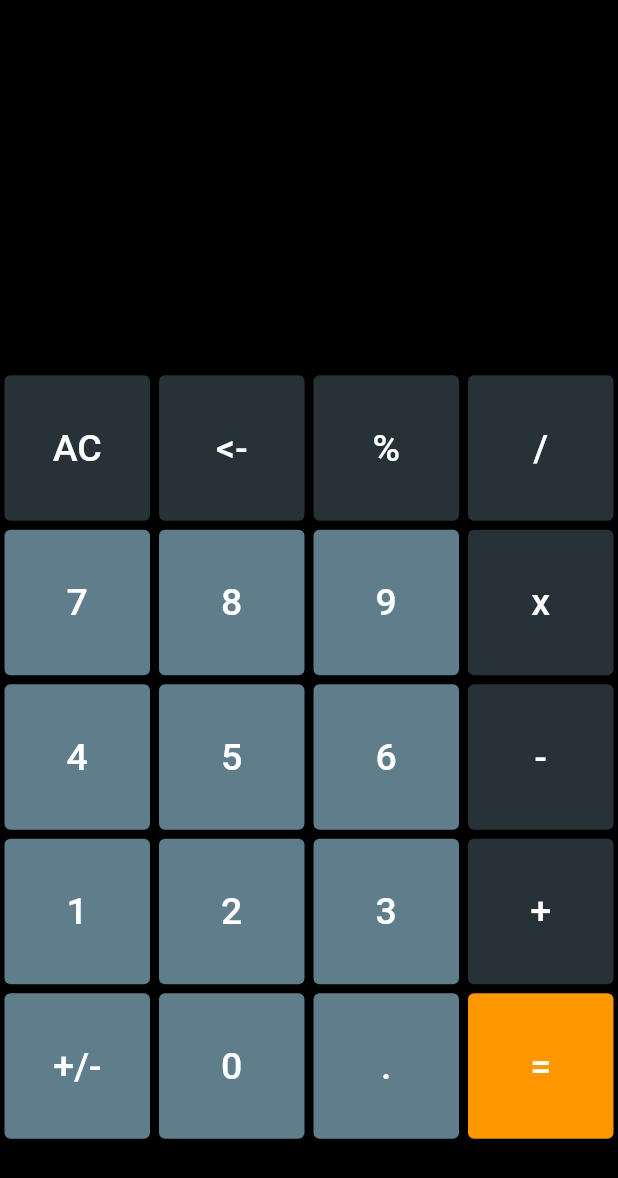
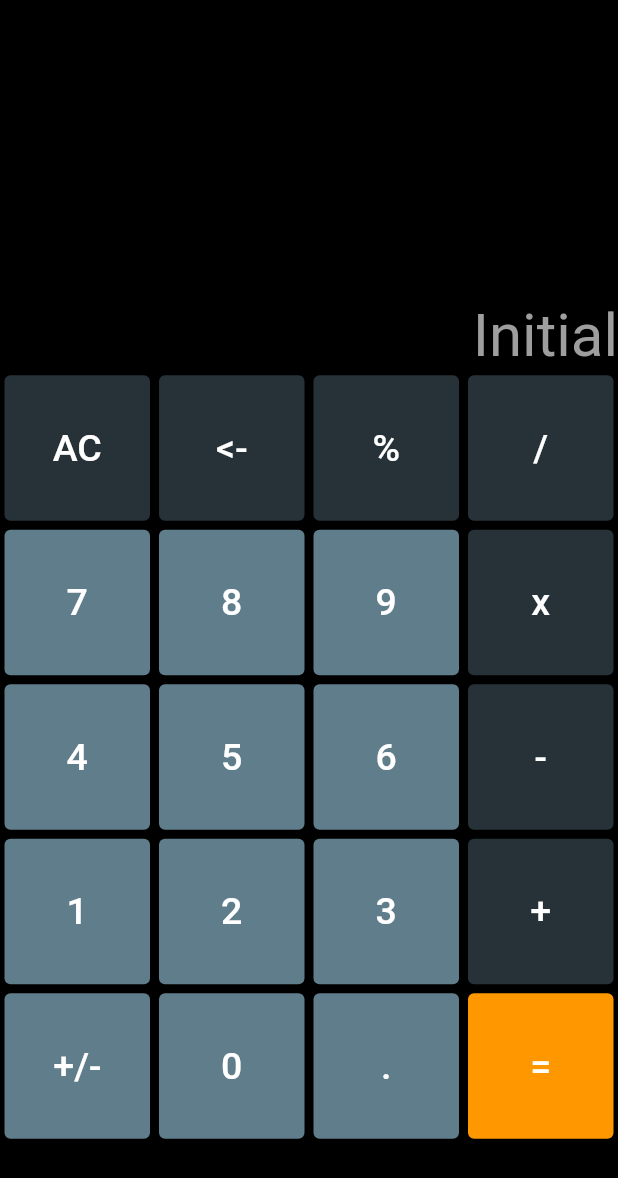
Before and after one commit to mittalayush1430/calculator, a Flutter app: the screen it shows after launch, on a phone screen of 412 x 824 dp. Shown: the top 1178 px of the screen. Run offline on Flutter 3.47's test engine with Material 2 defaults, Android fonts, the phone set to English and light mode, and no system bars; our stand-ins replace flutter_riverpod, hooks_riverpod, math_expressions.

Commit message:
refactored code to riverpod

```diff
--- a/lib/data/model/button_model.dart
+++ b/lib/app/calculator/data/model/button_model.dart
@@ -1,4 +1,3 @@
-import 'package:calculator/constants.dart';
 import 'package:flutter/material.dart';
 
 class ButtonModel {
--- /dev/null
+++ b/lib/app/calculator/presentation/screens/calculator_screen.dart
@@ -0,0 +1,24 @@
+import 'package:calculator/app/calculator/presentation/theme/colors.dart';
+import 'package:calculator/app/calculator/presentation/widgets/button_grid.dart';
+import 'package:calculator/app/calculator/presentation/widgets/result_text.dart';
+import 'package:flutter/material.dart';
+
+class CalculatorScreen extends StatelessWidget {
+  const CalculatorScreen({Key? key}) : super(key: key);
+
+  @override
+  Widget build(BuildContext context) {
+    return Scaffold(
+      backgroundColor: MyColors.black,
+      body: SizedBox(
+        child: Column(
+          mainAxisAlignment: MainAxisAlignment.spaceBetween,
+          children: const [
+            ResultText(),
+            ButtonGrid(),
+          ],
+        ),
+      ),
+    );
+  }
+}
--- /dev/null
+++ b/lib/app/calculator/presentation/theme/colors.dart
@@ -0,0 +1,8 @@
+import 'package:flutter/material.dart';
+
+class MyColors {
+  static const Color blueGrey = Colors.blueGrey;
+  static const Color white = Colors.white;
+  static const Color black = Colors.black;
+  static const Color orange = Colors.orange;
+}
--- /dev/null
+++ b/lib/app/calculator/presentation/theme/styles.dart
@@ -0,0 +1,3 @@
+import 'package:flutter/material.dart';
+
+const resultTextStyle = TextStyle(color: Colors.grey, fontSize: 40.0);
--- /dev/null
+++ b/lib/app/calculator/presentation/widgets/button_grid.dart
@@ -0,0 +1,30 @@
+import 'package:calculator/app/calculator/presentation/theme/colors.dart';
+import 'package:calculator/app/calculator/utilities/common_widgets.dart';
+import 'package:calculator/app/calculator/utilities/constants.dart';
+import 'package:flutter/material.dart';
+
+class ButtonGrid extends StatelessWidget {
+  const ButtonGrid({Key? key}) : super(key: key);
+
+  @override
+  Widget build(BuildContext context) {
+    return Expanded(
+      flex: 7,
+      child: GridView.builder(
+        // physics: const NeverScrollableScrollPhysics(),
+        itemCount: buttonModelList.length,
+        gridDelegate: const SliverGridDelegateWithFixedCrossAxisCount(
+          crossAxisCount: 4,
+        ),
+        itemBuilder: (context, index) {
+          final button = buttonModelList[index];
+          return BaseButtonTemplate(
+            text: button.text,
+            buttonColor: button.color,
+            textColor: MyColors.white,
+          );
+        },
+      ),
+    );
+  }
+}
--- /dev/null
+++ b/lib/app/calculator/presentation/widgets/result_text.dart
@@ -0,0 +1,25 @@
+import 'package:calculator/app/calculator/logic/providers.dart';
+import 'package:calculator/app/calculator/presentation/theme/styles.dart';
+import 'package:flutter/material.dart';
+import 'package:hooks_riverpod/hooks_riverpod.dart';
+
+class ResultText extends ConsumerWidget {
+  const ResultText({Key? key}) : super(key: key);
+
+  @override
+  Widget build(BuildContext context, ScopedReader watch) {
+    final resultText = watch(resultTextProvider);
+    return Expanded(
+      flex: 3,
+      child: Container(
+        alignment: Alignment.bottomRight,
+        color: Colors.black,
+        child: Text(
+          resultText,
+          textAlign: TextAlign.end,
+          style: resultTextStyle,
+        ),
+      ),
+    );
+  }
+}
--- a/lib/common_widgets.dart
+++ b/lib/app/calculator/utilities/common_widgets.dart
@@ -1,24 +1,25 @@
+import 'package:calculator/app/calculator/logic/providers.dart';
 import 'package:flutter/material.dart';
+import 'package:hooks_riverpod/hooks_riverpod.dart';
 
-class BaseButtonTemplate extends StatelessWidget {
+class BaseButtonTemplate extends ConsumerWidget {
   const BaseButtonTemplate({
     Key? key,
     required this.text,
     required this.buttonColor,
     required this.textColor,
-    required this.callBack,
   }) : super(key: key);
   final String text;
   final Color buttonColor;
   final Color textColor;
-  final Function(String text) callBack;
 
   @override
-  Widget build(BuildContext context) {
+  Widget build(BuildContext context, ScopedReader watch) {
     return Container(
       padding: const EdgeInsets.all(3.0),
       child: TextButton(
-        onPressed: () => callBack(text),
+        onPressed: () =>
+            context.read(resultTextProvider.notifier).updateString(text),
         style: TextButton.styleFrom(
           backgroundColor: buttonColor,
           primary: Colors.white,
--- a/lib/constants.dart
+++ b/lib/app/calculator/utilities/constants.dart
@@ -1,10 +1,7 @@
-import 'package:calculator/data/model/button_model.dart';
+import 'package:calculator/app/calculator/data/model/button_model.dart';
+import 'package:calculator/app/calculator/presentation/theme/colors.dart';
 import 'package:flutter/material.dart';
 
-Color blueGrey = Colors.blueGrey;
-Color white = Colors.white;
-Color black = Colors.black;
-Color orange = Colors.orange;
 const List<String> buttonList = [
   'AC',
   '<-',
@@ -25,7 +22,7 @@ const List<String> buttonList = [
   '+/-',
   '0',
   '.',
-  '='
+  '=',
 ];
 
 const List<String> errorList = [
@@ -39,7 +36,10 @@ const List<String> errorList = [
 
 List<ButtonModel> buttonModelList = buttonList.map((text) {
   if (['='].contains(text)) {
-    return ButtonModel(text: text, color: orange);
+    return ButtonModel(
+      text: text,
+      color: MyColors.orange,
+    );
   } else if (![
     '1',
     '2',
--- a/lib/calculator_screen.dart
+++ /dev/null
@@ -1,100 +0,0 @@
-import 'dart:math';
-
-import 'package:flutter/material.dart';
-import 'package:math_expressions/math_expressions.dart';
-import 'common_widgets.dart';
-import 'constants.dart';
-
-class CalculatorScreen extends StatefulWidget {
-  const CalculatorScreen({Key? key}) : super(key: key);
-
-  @override
-  _CalculatorScreenState createState() => _CalculatorScreenState();
-}
-
-class _CalculatorScreenState extends State<CalculatorScreen> {
-  String text = '';
-  bool isError = false;
-  void updateScreen(String value) {
-    try {
-      if (value == 'AC') {
-        setState(() => text = '');
-      } else if (value == '=') {
-        final parser = Parser();
-        final cm = ContextModel();
-        if (text.contains("%")) {
-          text = text.replaceAll('%', '/100');
-        }
-        if (text.contains("x")) {
-          text = text.replaceAll('x', '*');
-        }
-        final exp = parser.parse(text);
-        final eval = exp.evaluate(EvaluationType.REAL, cm);
-        setState(() => text = eval.toInt().toString());
-      } else if (value == '<-' && text != '') {
-        setState(() => text = text.substring(0, text.length - 1));
-      } else {
-        if (isError) {
-          setState(() {
-            text = "";
-            isError = false;
-          });
-        }
-        setState(() => text += value);
-      }
-    } catch (e) {
-      debugPrint("Error Occured $e");
-      final r = Random();
-      setState(() {
-        text = errorList[r.nextInt(errorList.length)];
-        isError = true;
-      });
-    }
-  }
-
-  @override
-  Widget build(BuildContext context) {
-    return Scaffold(
-      backgroundColor: black,
-      body: Column(
-        mainAxisAlignment: MainAxisAlignment.spaceBetween,
-        children: [
-          Expanded(
-            flex: 3,
-            child: Container(
-              alignment: Alignment.bottomRight,
-              color: Colors.black,
-              child: Text(
-                text,
-                textAlign: TextAlign.end,
-                style: const TextStyle(
-                  color: Colors.grey,
-                  fontSize: 40.0,
-                ),
-              ),
-            ),
-          ),
-          Expanded(
-            flex: 7,
-            child: GridView.builder(
-              physics: const NeverScrollableScrollPhysics(),
-              itemCount: buttonModelList.length,
-              gridDelegate: const SliverGridDelegateWithFixedCrossAxisCount(
-                crossAxisCount: 4,
-              ),
-              itemBuilder: (context, index) {
-                final button = buttonModelList[index];
-                return BaseButtonTemplate(
-                  text: button.text,
-                  buttonColor: button.color,
-                  textColor: white,
-                  callBack: updateScreen,
-                );
-              },
-            ),
-          ),
-        ],
-      ),
-    );
-  }
-}
--- a/lib/main.dart
+++ b/lib/main.dart
@@ -1,7 +1,8 @@
-import 'package:calculator/calculator_screen.dart';
+import 'package:calculator/app/calculator/presentation/screens/calculator_screen.dart';
 import 'package:flutter/material.dart';
+import 'package:flutter_riverpod/flutter_riverpod.dart';
 
-void main() => runApp(const Calculator());
+void main() => runApp(const ProviderScope(child: Calculator()));
 
 class Calculator extends StatelessWidget {
   const Calculator({Key? key}) : super(key: key);
--- a/pubspec.yaml
+++ b/pubspec.yaml
@@ -10,6 +10,7 @@ dependencies:
   cupertino_icons: ^1.0.2
   flutter:
     sdk: flutter
+  hooks_riverpod: ^0.14.0+4
   math_expressions: ^2.1.1
 
 dev_dependencies:
```
Also changed, not shown: lib/app/calculator/logic/providers.dart (added, +60 -0 lines), pubspec.lock, 1 other file.
